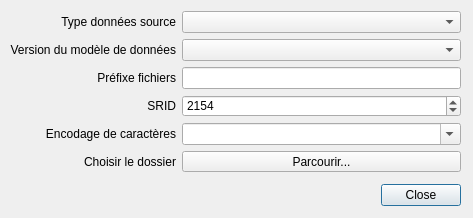
This is forms/Ui_importPOIDialog.ui in datagistips/territoires-ville.TempusAccess as Qt 5 draws it before an edit. The edited form follows.
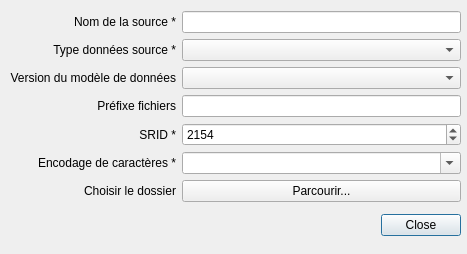
This is the edited form.

```diff
--- a/forms/Ui_importPOIDialog.ui
+++ b/forms/Ui_importPOIDialog.ui
@@ -6,8 +6,8 @@
    <rect>
     <x>0</x>
     <y>0</y>
-    <width>473</width>
-    <height>218</height>
+    <width>467</width>
+    <height>254</height>
    </rect>
   </property>
   <property name="windowTitle">
@@ -17,7 +17,7 @@
    <property name="geometry">
     <rect>
      <x>380</x>
-     <y>180</y>
+     <y>210</y>
      <width>81</width>
      <height>31</height>
     </rect>
@@ -32,21 +32,11 @@
      <x>10</x>
      <y>11</y>
      <width>451</width>
-     <height>161</height>
+     <height>191</height>
     </rect>
    </property>
    <layout class="QGridLayout" name="gridLayout">
-    <item row="1" column="0">
-     <widget class="QLabel" name="label_3">
-      <property name="text">
-       <string>Version du modèle de données</string>
-      </property>
-      <property name="alignment">
-       <set>Qt::AlignRight|Qt::AlignTrailing|Qt::AlignVCenter</set>
-      </property>
-     </widget>
-    </item>
-    <item row="3" column="1">
+    <item row="4" column="1">
      <widget class="QSpinBox" name="spinBoxSRID">
       <property name="maximum">
        <number>9999</number>
@@ -56,8 +46,8 @@
       </property>
      </widget>
     </item>
-    <item row="5" column="1">
-     <widget class="QPushButton" name="pushButtonChooseDir">
+    <item row="6" column="1">
+     <widget class="QPushButton" name="pushButtonChoose">
       <property name="enabled">
        <bool>true</bool>
       </property>
@@ -75,36 +65,46 @@
       </property>
      </widget>
     </item>
-    <item row="2" column="1">
+    <item row="3" column="1">
      <widget class="QLineEdit" name="lineEditPrefix"/>
     </item>
-    <item row="3" column="0">
+    <item row="4" column="0">
      <widget class="QLabel" name="label_2">
       <property name="text">
-       <string>SRID</string>
+       <string>SRID *</string>
       </property>
       <property name="alignment">
        <set>Qt::AlignRight|Qt::AlignTrailing|Qt::AlignVCenter</set>
       </property>
      </widget>
     </item>
-    <item row="1" column="1">
+    <item row="2" column="1">
      <widget class="QComboBox" name="comboBoxFormatVersion"/>
     </item>
-    <item row="0" column="1">
+    <item row="1" column="1">
      <widget class="QComboBox" name="comboBoxFormat"/>
     </item>
-    <item row="0" column="0">
+    <item row="1" column="0">
      <widget class="QLabel" name="label">
       <property name="text">
-       <string>Type données source</string>
+       <string>Type données source *</string>
       </property>
       <property name="alignment">
        <set>Qt::AlignRight|Qt::AlignTrailing|Qt::AlignVCenter</set>
       </property>
      </widget>
     </item>
-    <item row="4" column="1">
+    <item row="2" column="0">
+     <widget class="QLabel" name="label_3">
+      <property name="text">
+       <string>Version du modèle de données</string>
+      </property>
+      <property name="alignment">
+       <set>Qt::AlignRight|Qt::AlignTrailing|Qt::AlignVCenter</set>
+      </property>
+     </widget>
+    </item>
+    <item row="5" column="1">
      <widget class="QComboBox" name="comboBoxEncoding">
       <property name="editable">
        <bool>true</bool>
@@ -112,6 +112,16 @@
      </widget>
     </item>
     <item row="5" column="0">
+     <widget class="QLabel" name="label_5">
+      <property name="text">
+       <string>Encodage de caractères *</string>
+      </property>
+      <property name="alignment">
+       <set>Qt::AlignRight|Qt::AlignTrailing|Qt::AlignVCenter</set>
+      </property>
+     </widget>
+    </item>
+    <item row="6" column="0">
      <widget class="QLabel" name="labelPath">
       <property name="sizePolicy">
        <sizepolicy hsizetype="Preferred" vsizetype="Preferred">
@@ -130,7 +140,7 @@
       </property>
      </widget>
     </item>
-    <item row="2" column="0">
+    <item row="3" column="0">
      <widget class="QLabel" name="label_4">
       <property name="text">
        <string>Préfixe fichiers</string>
@@ -140,16 +150,19 @@
       </property>
      </widget>
     </item>
-    <item row="4" column="0">
-     <widget class="QLabel" name="label_5">
+    <item row="0" column="0">
+     <widget class="QLabel" name="label_6">
       <property name="text">
-       <string>Encodage de caractères</string>
+       <string>Nom de la source *</string>
       </property>
       <property name="alignment">
        <set>Qt::AlignRight|Qt::AlignTrailing|Qt::AlignVCenter</set>
       </property>
      </widget>
     </item>
+    <item row="0" column="1">
+     <widget class="QLineEdit" name="lineEditSourceName"/>
+    </item>
    </layout>
   </widget>
  </widget>
```
Left out of the diff: 2 changed lines with no effect on the pictures.
